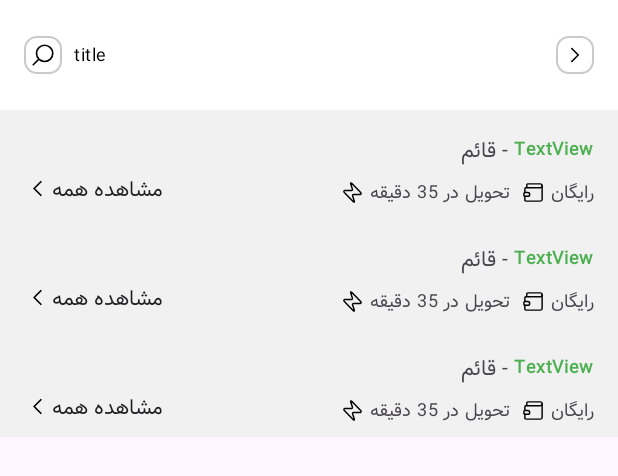
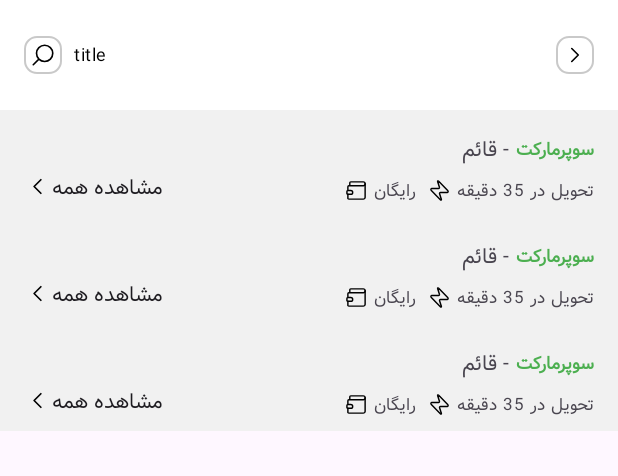
Before and after one commit to mr-hajizadeh/market, an Android app: the layout activity_product_by_shop.xml on its own in the app's theme, with its tools: preview values and no code run, on a phone screen of 412 x 824 dp. Shown: the top 476 px of the screen. Run offline under Robolectric (Android 15) with nearby library versions, the phone set to English and light mode, and no system bars.

Commit message:
ProductByShopActivity

```diff
--- a/app/src/main/java/com/se7en/market/Adapter/ProductWithHeaderAdapter.kt
+++ b/app/src/main/java/com/se7en/market/Adapter/ProductWithHeaderAdapter.kt
@@ -21,10 +21,10 @@ import com.se7en.market.databinding.ViewHolderProductBinding
 class ProductWithHeaderAdapter(
     private val productList: MutableList<ListItemModel>,
     private val headerTitle: String,
-    private val headerIcon: Drawable,
+    private val headerIcon: Drawable? = null,
     private val itemColor: Int,
     private val isHeaderEnable: Boolean = false,
-    private val onItemUpdate: (position: Int, product: ProductModel) -> Unit
+    private val onItemUpdate: (position: Int, product: ProductModel) -> Unit,
 ) :
     RecyclerView.Adapter<RecyclerView.ViewHolder>() {
 
--- /dev/null
+++ b/app/src/main/java/com/se7en/market/Model/ShopWithProductModel.kt
@@ -0,0 +1,6 @@
+package com.se7en.market.Model
+
+data class ShopWithProductModel(
+    var shop: ShopModel,
+    var productItems: MutableList<ListItemModel>,
+)
--- a/app/src/main/res/layout/activity_product_by_shop.xml
+++ b/app/src/main/res/layout/activity_product_by_shop.xml
@@ -61,8 +61,11 @@
         </androidx.constraintlayout.widget.ConstraintLayout>
 
         <androidx.recyclerview.widget.RecyclerView
+            android:id="@+id/containerView"
             android:layout_width="match_parent"
             android:layout_height="match_parent"
+            app:layoutManager="androidx.recyclerview.widget.LinearLayoutManager"
+            android:orientation="vertical"
             tools:listitem="@layout/view_holder_shop_with_product" />
     </LinearLayout>
 </androidx.core.widget.NestedScrollView>
--- a/app/src/main/res/layout/view_holder_shop_with_product.xml
+++ b/app/src/main/res/layout/view_holder_shop_with_product.xml
@@ -11,7 +11,7 @@
         android:layout_height="wrap_content"
         android:layout_marginStart="16dp"
         android:layout_marginTop="16dp"
-        android:text="TextView"
+        android:text="@string/title_supermarket"
         android:textAppearance="@style/TextAppearance.Material3.BodySmall"
         android:textColor="@color/green"
         android:textStyle="bold"
@@ -31,9 +31,10 @@
         android:id="@+id/courierFeeTxt"
         android:layout_width="0dp"
         android:layout_height="wrap_content"
+        android:layout_marginStart="8dp"
         android:layout_marginTop="8dp"
-        android:textAppearance="@style/TextAppearance.Material3.BodySmall"
-        app:layout_constraintStart_toStartOf="@+id/shopTypeTxt"
+        android:textAppearance="@style/TextAppearance.Material3.LabelSmall"
+        app:layout_constraintStart_toEndOf="@+id/imageView14"
         app:layout_constraintTop_toBottomOf="@+id/shopTypeTxt"
         tools:text="رایگان" />
 
@@ -51,10 +52,10 @@
         android:id="@+id/deliveryTimeTxt"
         android:layout_width="wrap_content"
         android:layout_height="wrap_content"
-        android:layout_marginStart="8dp"
-        android:textAppearance="@style/TextAppearance.Material3.BodySmall"
+        android:layout_marginStart="16dp"
+        android:textAppearance="@style/TextAppearance.Material3.LabelSmall"
         app:layout_constraintBottom_toBottomOf="@+id/courierFeeTxt"
-        app:layout_constraintStart_toEndOf="@+id/imageView11"
+        app:layout_constraintStart_toStartOf="parent"
         app:layout_constraintTop_toTopOf="@+id/courierFeeTxt"
         tools:text="تحویل در 35 دقیقه" />
 
@@ -80,6 +81,7 @@
         app:layout_constraintEnd_toEndOf="parent" />
 
     <androidx.recyclerview.widget.RecyclerView
+        android:id="@+id/productView"
         android:layout_width="match_parent"
         android:layout_height="wrap_content"
         android:clipToPadding="false"
```
Also changed, not shown: app/src/main/java/com/se7en/market/Activity/ProductByShopActivity.kt (+40 -1 lines), app/src/main/java/com/se7en/market/Adapter/ProductByShopAdapter.kt (added, +76 -0 lines).
